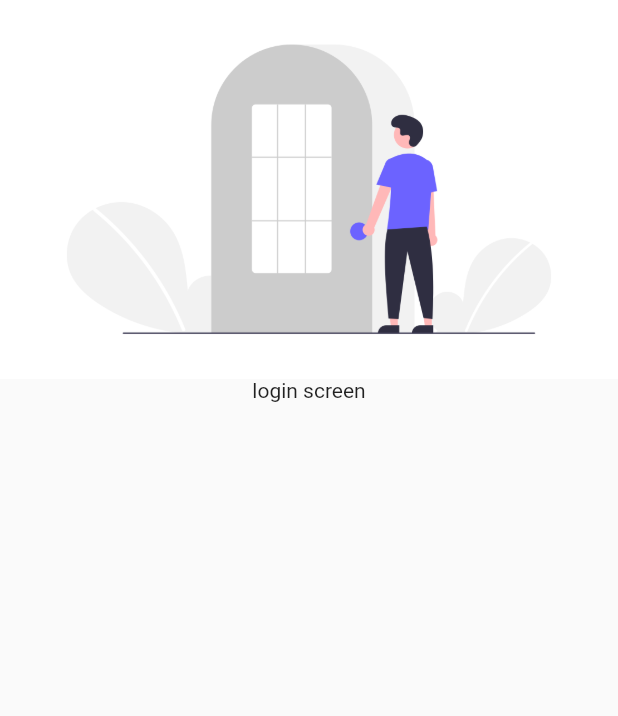
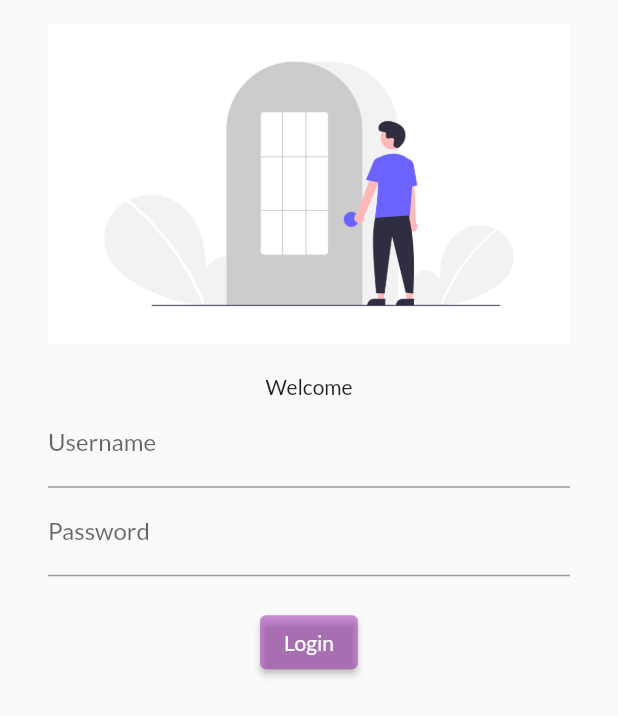
Before and after one commit to Asif2011/Flutter_test_2_2, a Flutter app: the screen it shows after launch, on a phone screen of 412 x 824 dp. Shown: the top 716 px of the screen. Run offline on Flutter 3.47's test engine with Material 2 defaults, Android fonts, the phone set to English and light mode, and no system bars; our stand-ins replace google_fonts; Roboto replaces fonts that are missing (Arimo).

Commit message:
from Theme font family controlling, Elevated button and its style, padding

```diff
--- a/lib/main.dart
+++ b/lib/main.dart
@@ -1,5 +1,6 @@
 import 'package:flutter/material.dart';
 import 'package:flutter_2_2_test/screens/homeScreen.dart';
+import 'package:google_fonts/google_fonts.dart';
 import 'screens/loginScreen.dart';
 
 void main() {
@@ -13,7 +14,7 @@ class MyApp extends StatelessWidget {
   Widget build(BuildContext context) {
     return MaterialApp(
       title: 'Flutter Demo',
-      themeMode:ThemeMode.dark ,
+      themeMode:ThemeMode.dark,
       debugShowCheckedModeBanner: false,
       theme: ThemeData(
         // This is the theme of your application.
@@ -25,7 +26,9 @@ class MyApp extends StatelessWidget {
         // or simply save your changes to "hot reload" in a Flutter IDE).
         // Notice that the counter didn't reset back to zero; the application
         // is not restarted.
-        primarySwatch: Colors.green,
+        // primarySwatch: Colors.green,
+        fontFamily: GoogleFonts.lato().fontFamily,
+        colorScheme: ColorScheme.light(),
 
       ),
       // home: HomeScreen(),
--- a/lib/screens/loginScreen.dart
+++ b/lib/screens/loginScreen.dart
@@ -1,5 +1,4 @@
 import  'package:flutter/material.dart';
-import 'package:google_fonts/google_fonts.dart';
 
 class LoginScreen extends StatelessWidget {
   @override
@@ -7,22 +6,52 @@ class LoginScreen extends StatelessWidget {
     return Container(
       child: Material(
         child: SingleChildScrollView(
-          child: Column(
-            children: [
-            Image.asset('assets/images/login.png'),
-              Center(
-              child:Text("login screen",
-              style:GoogleFonts.arimo(),
-              // style: TextStyle(
-              //   fontStyle: FontStyle.italic,
-              //   color: Colors.pink,
-              //   decorationStyle: TextDecorationStyle.wavy,
-              //   fontWeight: FontWeight.bold,
-              //   fontSize: 20,
-              //   ),
-              )
+          child: Padding(padding: EdgeInsets.symmetric(vertical: 16, horizontal: 32),
+            child: Column(
+              crossAxisAlignment: CrossAxisAlignment.center,
+              children: [
+                Image.asset("assets/images/login.png"),
+                SizedBox(height: 20,),
+                Text("Welcome",
+                // style:GoogleFonts.arimo(),
+                ),
+                TextField(
+                  maxLines: 1,
+                  decoration: InputDecoration(
+                    hintText:"Enter Username",
+                    labelText: "Username",
+                    ),
+                ),
+                TextField(
+                  obscureText: true,
+                  maxLines: 1,
+                  decoration: InputDecoration(
+                    hintText:"Enter Password",
+                    labelText: "Password",
+                    ),
+                ),
+                SizedBox(height: 20,),
+                ElevatedButton(
+                  onPressed: (){},
+                  style: ButtonStyle(
+                    // foregroundColor: MaterialStateProperty.all(Colors.yellowAccent),
+                    backgroundColor: MaterialStateProperty.resolveWith<Color>(
+                    (Set<MaterialState> states) {
+                      if (states.contains(MaterialState.pressed))
+                      {
+                        return Colors.white10.withOpacity(0.5);
+                      }
+                      else{
+                        return Colors.purple.withOpacity(0.5);
+                      }
+
+                    }, // Use the component's default.
+                  ),
+                ),
+                child: Text("Login"),
+                ),
+              ]
             ),
-            ]
           ),
         ),
       )
```
